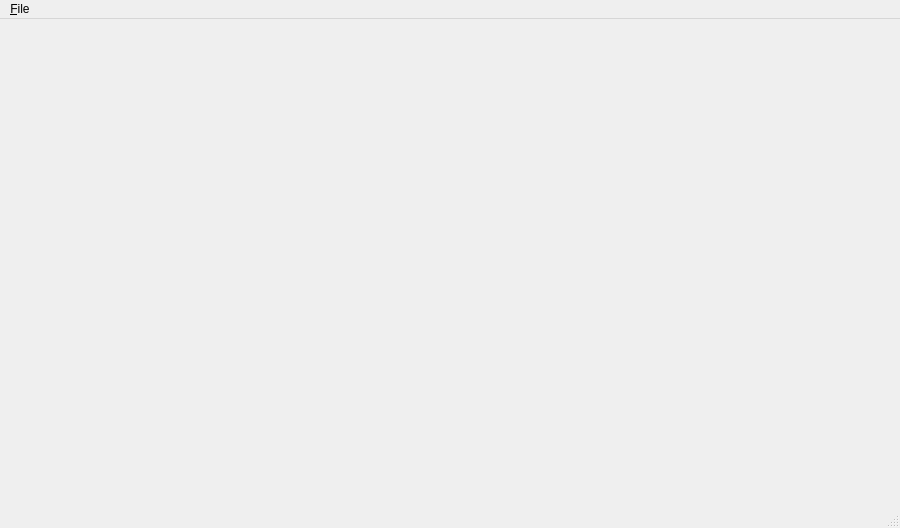
First picture: the form in Computer_networks/p2p/src/forms/main_window.ui, repository rutsky/semester09, before the edit.
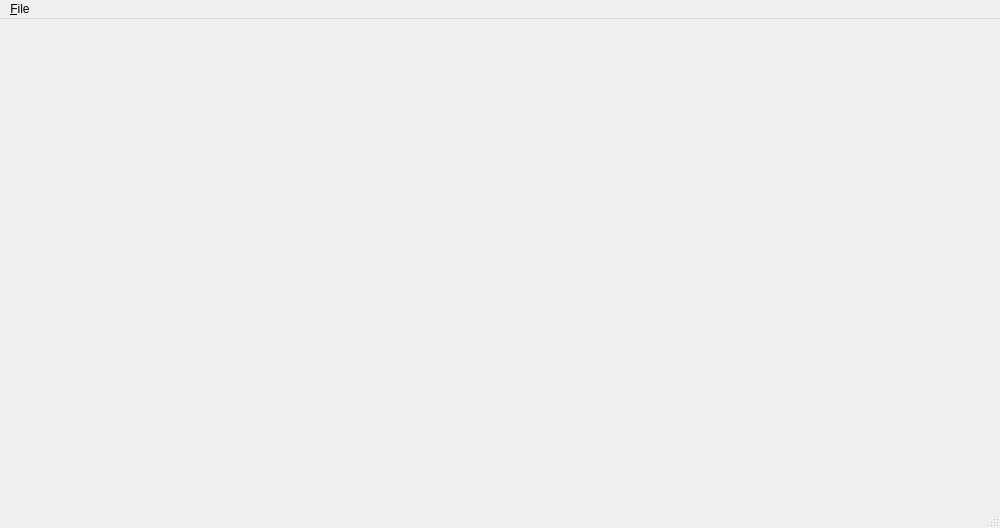
Second picture: the form after the edit.

Commit message: Tune window size (again)

Diff of the .ui file:
```diff
--- a/Computer_networks/p2p/src/forms/main_window.ui
+++ b/Computer_networks/p2p/src/forms/main_window.ui
@@ -6,7 +6,7 @@
    <rect>
     <x>0</x>
     <y>0</y>
-    <width>900</width>
+    <width>1000</width>
     <height>528</height>
    </rect>
   </property>
@@ -21,7 +21,7 @@
     <rect>
      <x>0</x>
      <y>0</y>
-     <width>900</width>
+     <width>1000</width>
      <height>25</height>
     </rect>
    </property>
```
